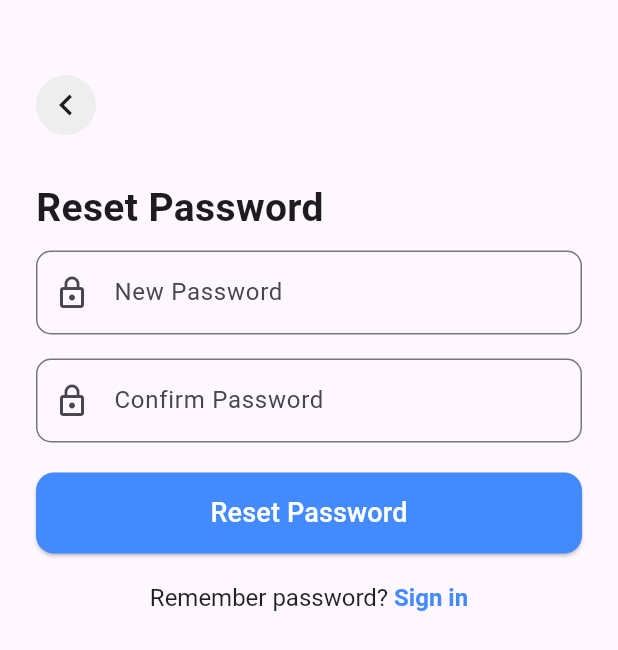
After one commit to lemo-app/lemo-mobile-frontend, a Flutter app: the ResetPasswordScreen screen opened directly, on a phone screen of 412 x 824 dp. The commit adds this screen. Shown: the top 650 px of the screen. Run offline on Flutter 3.47's test engine with Material 3 defaults, Android fonts, the phone set to English and light mode, and no system bars; our stand-ins replace smooth_page_indicator.

Commit message:
ADD: Forgate password and Reset password screen

```diff
--- /dev/null
+++ b/lemo_vpn/lib/authentication/ResetPassword.dart
@@ -0,0 +1,151 @@
+import 'package:flutter/material.dart';
+import 'package:lemo_vpn/authentication/LoginScreen.dart';
+
+class ResetPasswordScreen extends StatefulWidget {
+  const ResetPasswordScreen({super.key});
+
+  @override
+  State<ResetPasswordScreen> createState() => _ResetPasswordScreenState();
+}
+
+class _ResetPasswordScreenState extends State<ResetPasswordScreen> {
+  final TextEditingController _newPasswordController = TextEditingController();
+  final TextEditingController _confirmPasswordController = TextEditingController();
+  final GlobalKey<FormState> _formKey = GlobalKey<FormState>();
+
+  bool _isPasswordValid(String password) {
+    return password.length >= 8 && RegExp(r'^(?=.*[A-Za-z])(?=.*\d)').hasMatch(password);
+  }
+
+  void _resetPassword() {
+    if (_formKey.currentState!.validate()) {
+      ScaffoldMessenger.of(context).showSnackBar(
+        SnackBar(content: Text("Password has been reset successfully!")),
+      );
+    }
+  }
+  @override
+  Widget build(BuildContext context) {
+    bool isDarkMode = Theme.of(context).brightness == Brightness.dark;
+    return Scaffold(
+      body: SafeArea(
+        child: Padding(
+          padding: EdgeInsets.symmetric(horizontal: 24),
+          child: Column(
+            crossAxisAlignment: CrossAxisAlignment.start,
+            children: [
+              SizedBox(height: 50),
+              // Circular Back Button & Theme Toggle
+              Row(
+                mainAxisAlignment: MainAxisAlignment.spaceBetween,
+                children: [
+                  GestureDetector(
+                    onTap: () => Navigator.pop(context),
+                    child: Container(
+                      width: 40,
+                      height: 40,
+                      decoration: BoxDecoration(
+                        color: isDarkMode ? Colors.grey[800] : Colors.grey[200],
+                        shape: BoxShape.circle,
+                      ),
+                      child: Icon(Icons.chevron_left, size: 28, color: isDarkMode ? Colors.white : Colors.black87),
+                    ),
+                  ),
+                ],
+              ),
+              SizedBox(height: 30),
+              // Title
+              Text(
+                "Reset Password",
+                style: TextStyle(fontSize: 26, fontWeight: FontWeight.bold),
+              ),
+              SizedBox(height: 10),
+              // Password Input Fields
+              Form(
+                key: _formKey,
+                child: Column(
+                  children: [
+                    TextFormField(
+                      controller: _newPasswordController,
+                      obscureText: true,
+                      decoration: InputDecoration(
+                        labelText: "New Password",
+                        border: OutlineInputBorder(borderRadius: BorderRadius.circular(10)),
+                        prefixIcon: Icon(Icons.lock_outline),
+                      ),
+                      validator: (value) {
+                        if (value == null || value.isEmpty) {
+                          return "Please enter a new password";
+                        } else if (!_isPasswordValid(value)) {
+                          return "Password must be at least 8 characters & contain a number";
+                        }
+                        return null;
+                      },
+                    ),
+                    SizedBox(height: 16),
+                    TextFormField(
+                      controller: _confirmPasswordController,
+                      obscureText: true,
+                      decoration: InputDecoration(
+                        labelText: "Confirm Password",
+                        border: OutlineInputBorder(borderRadius: BorderRadius.circular(10)),
+                        prefixIcon: Icon(Icons.lock_outline),
+                      ),
+                      validator: (value) {
+                        if (value == null || value.isEmpty) {
+                          return "Please confirm your password";
+                        } else if (value != _newPasswordController.text) {
+                          return "Passwords do not match";
+                        }
+                        return null;
+                      },
+                    ),
+                  ],
+                ),
+              ),
+              SizedBox(height: 20),
+              // Reset Password Button
+              SizedBox(
+                width: double.infinity,
+                child: ElevatedButton(
+                  onPressed: _resetPassword,
+                  style: ElevatedButton.styleFrom(
+                    padding: EdgeInsets.symmetric(vertical: 14),
+                    backgroundColor: Colors.blueAccent,
+                    shape: RoundedRectangleBorder(borderRadius: BorderRadius.circular(12)),
+                  ),
+                  child: Text("Reset Password", style: TextStyle(fontSize: 18, color: Colors.white)),
+                ),
+              ),
+              SizedBox(height: 20),
+              // Remember Password? Sign In
+              Center(
+                child: GestureDetector(
+                  onTap: () {
+                    // Navigate to Sign In screen
+                    Navigator.pushReplacement(
+                      context,
+                      MaterialPageRoute(builder: (context) => const LoginScreen()),
+                    );
+                  },
+                  child: RichText(
+                    text: TextSpan(
+                      text: "Remember password? ",
+                      style: TextStyle(fontSize: 16, color: isDarkMode ? Colors.white : Colors.black87),
+                      children: [
+                        TextSpan(
+                          text: "Sign in",
+                          style: TextStyle(fontWeight: FontWeight.bold, color: Colors.blueAccent),
+                        ),
+                      ],
+                    ),
+                  ),
+                ),
+              ),
+            ],
+          ),
+        ),
+      ),
+    );
+  }
+}
```
Also changed, not shown: lemo_vpn/lib/authentication/ForgetPassword.dart (added, +130 -0 lines), lemo_vpn/lib/authentication/LoginScreen.dart (+5 -4 lines).
